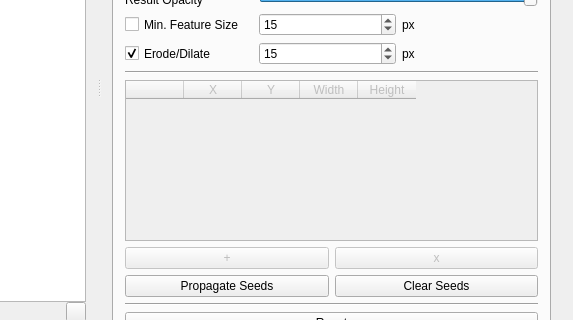
Qt form mainwindow.ui (prsousa/TomSeg) before a commit; both pictures show x 394 to 967 and y 259 to 579 of the 967 by 678 pixel window.
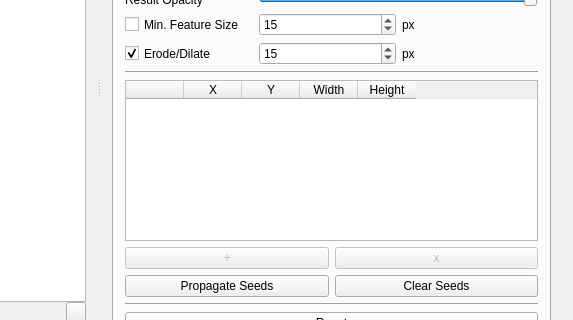
The same form after that commit. Icons and pictures are not drawn.

The edit to the form file:
```diff
--- a/mainwindow.ui
+++ b/mainwindow.ui
@@ -949,7 +949,7 @@
             <item>
              <widget class="QTableWidget" name="seedsTableWidget">
               <property name="enabled">
-               <bool>false</bool>
+               <bool>true</bool>
               </property>
               <property name="minimumSize">
                <size>
```
Left out of the diff: 19 changed lines with no effect on the pictures.
